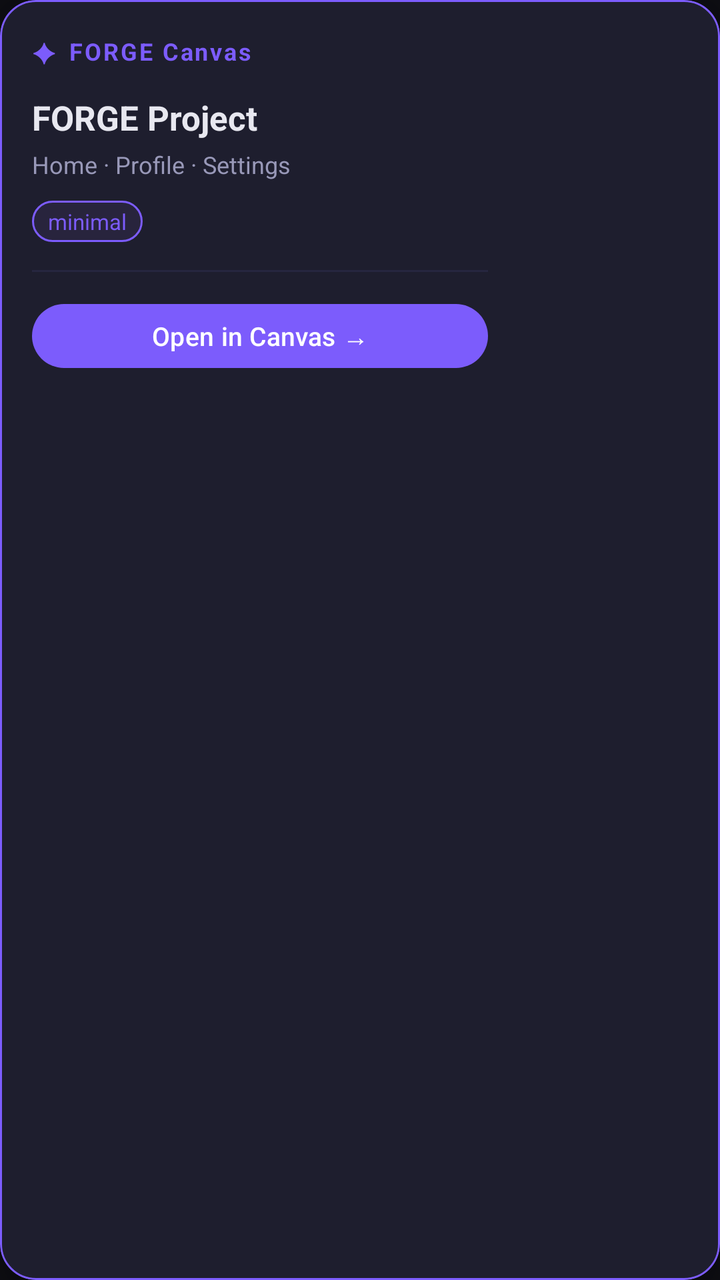
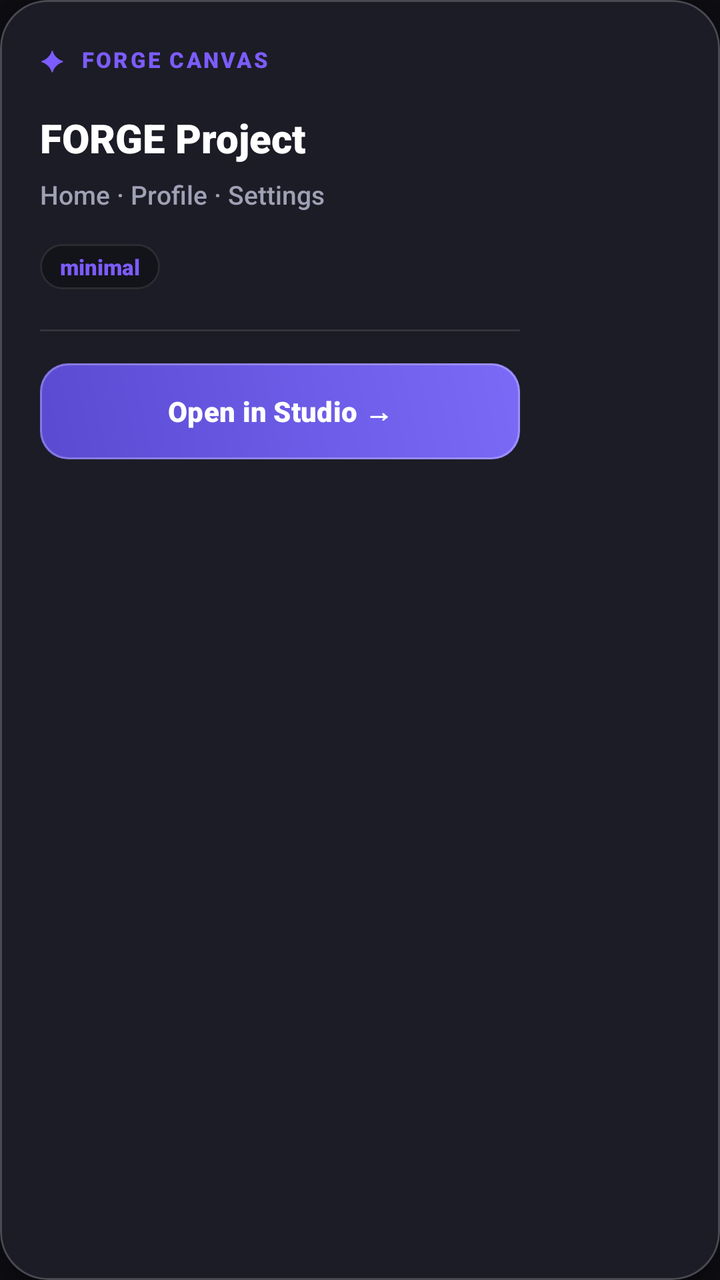

An Android layout rendered at two revisions. The XML below is the earlier revision; the diff shows what the commit changed to produce the second picture.
<!-- AndroidManifest.xml: application theme Theme.Forge -->
<!-- res/layout/item_message_canvas_card.xml -->
<?xml version="1.0" encoding="utf-8"?>
<com.google.android.material.card.MaterialCardView
    xmlns:android="http://schemas.android.com/apk/res/android"
    xmlns:app="http://schemas.android.com/apk/res-auto"
    android:id="@+id/canvasCard"
    android:layout_width="wrap_content"
    android:layout_height="wrap_content"
    android:layout_marginStart="12dp"
    android:layout_marginEnd="48dp"
    android:layout_marginTop="4dp"
    android:layout_marginBottom="4dp"
    app:cardCornerRadius="18dp"
    app:cardBackgroundColor="@color/forge_surface_elevated"
    app:cardElevation="6dp"
    app:strokeColor="@color/forge_primary"
    app:strokeWidth="1dp">

    <LinearLayout
        android:layout_width="wrap_content"
        android:layout_height="wrap_content"
        android:orientation="vertical"
        android:padding="16dp"
        android:minWidth="260dp">

        
        <LinearLayout
            android:layout_width="wrap_content"
            android:layout_height="wrap_content"
            android:orientation="horizontal"
            android:gravity="center_vertical"
            android:layout_marginBottom="12dp">

            <TextView
                android:layout_width="wrap_content"
                android:layout_height="wrap_content"
                android:text="✦"
                android:textColor="@color/forge_primary"
                android:textSize="14sp"
                android:layout_marginEnd="6dp" />

            <TextView
                android:layout_width="wrap_content"
                android:layout_height="wrap_content"
                android:text="FORGE Canvas"
                android:textColor="@color/forge_primary"
                android:textSize="12sp"
                android:textStyle="bold"
                android:letterSpacing="0.08" />

        </LinearLayout>

        
        <TextView
            android:id="@+id/tvProjectName"
            android:layout_width="wrap_content"
            android:layout_height="wrap_content"
            android:textColor="@color/forge_on_surface"
            android:textSize="17sp"
            android:textStyle="bold"
            android:layout_marginBottom="4dp"
            android:text="FORGE Project" />

        
        <TextView
            android:id="@+id/tvScreensList"
            android:layout_width="wrap_content"
            android:layout_height="wrap_content"
            android:textColor="@color/forge_on_surface_variant"
            android:textSize="12sp"
            android:maxLines="2"
            android:ellipsize="end"
            android:layout_marginBottom="10dp"
            android:text="Home · Profile · Settings" />

        
        <LinearLayout
            android:layout_width="wrap_content"
            android:layout_height="wrap_content"
            android:orientation="horizontal"
            android:layout_marginBottom="14dp">

            <TextView
                android:id="@+id/tvCanvasPrompt"
                android:layout_width="wrap_content"
                android:layout_height="wrap_content"
                android:background="@drawable/bg_chip"
                android:paddingStart="8dp"
                android:paddingEnd="8dp"
                android:paddingTop="3dp"
                android:paddingBottom="3dp"
                android:textColor="@color/forge_primary"
                android:textSize="11sp"
                android:text="minimal" />

        </LinearLayout>

        
        <View
            android:layout_width="match_parent"
            android:layout_height="1dp"
            android:background="@color/forge_outline_variant"
            android:layout_marginBottom="12dp" />

        
        <com.google.android.material.button.MaterialButton
            android:id="@+id/btnOpenCanvas"
            android:layout_width="match_parent"
            android:layout_height="40dp"
            android:text="Open in Canvas →"
            android:textSize="13sp"
            app:cornerRadius="20dp"
            app:backgroundTint="@color/forge_primary" />

    </LinearLayout>

</com.google.android.material.card.MaterialCardView>
<!-- resources referenced by this layout -->
<resources>
  <color name="forge_on_surface">#E8E8F0</color>
  <color name="forge_on_surface_variant">#9898B8</color>
  <color name="forge_outline_variant">#262640</color>
  <color name="forge_primary">#7C5CFC</color>
  <color name="forge_surface_elevated">#1E1E2E</color>
  <!-- drawable bg_chip (drawable) -->
  <?xml version="1.0" encoding="utf-8"?>
  <shape xmlns:android="http://schemas.android.com/apk/res/android"
      android:shape="rectangle">
      <corners android:radius="12dp" />
      <stroke
          android:width="1dp"
          android:color="@color/forge_primary" />
      <solid android:color="#1A7C5CBF" />
  </shape>
  <style name="Theme.Forge" parent="Base.Theme.Forge" />
  <color name="forge_on_primary">#FFFFFF</color>
  <color name="forge_primary_dark">#5A3ED4</color>
  <color name="forge_primary_variant">#9D80FF</color>
  <color name="forge_secondary">#00D4AA</color>
  <color name="forge_on_secondary">#001A14</color>
  <color name="forge_background">#0D0D12</color>
  <color name="forge_surface">#13131A</color>
  <color name="forge_surface_variant">#1C1C27</color>
  <color name="forge_surface_container">#242433</color>
  <color name="forge_outline">#3D3D5C</color>
  <color name="forge_error">#FF5C6A</color>
  <color name="forge_error_container">#3D0A0F</color>
  <color name="forge_on_error">#FFFFFF</color>
  <style name="TextAppearance.Forge.Label.Large" parent="TextAppearance.Material3.LabelLarge">
          <item name="android:textSize">14sp</item>
          <item name="android:letterSpacing">0.007</item>
          <item name="android:textColor">@color/forge_on_surface_variant</item>
      </style>
  <style name="TextAppearance.Forge.Label.Medium" parent="TextAppearance.Material3.LabelMedium">
          <item name="android:textSize">12sp</item>
          <item name="android:letterSpacing">0.042</item>
          <item name="android:textColor">@color/forge_on_surface_variant</item>
      </style>
  <style name="TextAppearance.Forge.Label.Small" parent="TextAppearance.Material3.LabelSmall">
          <item name="android:textSize">11sp</item>
          <item name="android:letterSpacing">0.045</item>
          <item name="android:textColor">@color/forge_on_surface_variant</item>
      </style>
  <style name="ShapeAppearance.Forge.Small" parent="ShapeAppearance.Material3.SmallComponent">
          <item name="cornerSize">@dimen/corner_radius_sm</item>
      </style>
  <style name="ShapeAppearance.Forge.Medium" parent="ShapeAppearance.Material3.MediumComponent">
          <item name="cornerSize">@dimen/corner_radius_md</item>
      </style>
  <style name="ShapeAppearance.Forge.Large" parent="ShapeAppearance.Material3.LargeComponent">
          <item name="cornerSize">@dimen/corner_radius_lg</item>
      </style>
  <color name="forge_on_background">#F0F0F8</color>
  <dimen name="corner_radius_sm">8dp</dimen>
  <dimen name="corner_radius_md">12dp</dimen>
  <dimen name="corner_radius_lg">16dp</dimen>
  <!-- unchanged entries left out for length: 13 -->
</resources>

<!-- the commit's change to res/layout/item_message_canvas_card.xml (unified diff, before → after) -->
@@ -6,21 +6,22 @@
     android:layout_width="wrap_content"
     android:layout_height="wrap_content"
     android:layout_marginStart="12dp"
-    android:layout_marginEnd="48dp"
-    android:layout_marginTop="4dp"
-    android:layout_marginBottom="4dp"
-    app:cardCornerRadius="18dp"
-    app:cardBackgroundColor="@color/forge_surface_elevated"
-    app:cardElevation="6dp"
-    app:strokeColor="@color/forge_primary"
+    android:layout_marginEnd="64dp"
+    android:layout_marginTop="8dp"
+    android:layout_marginBottom="8dp"
+    android:transitionName="canvas_handoff"
+    app:cardCornerRadius="24dp"
+    app:cardBackgroundColor="#1C1C26"
+    app:cardElevation="8dp"
+    app:strokeColor="#33FFFFFF"
     app:strokeWidth="1dp">
 
     <LinearLayout
         android:layout_width="wrap_content"
         android:layout_height="wrap_content"
         android:orientation="vertical"
-        android:padding="16dp"
-        android:minWidth="260dp">
+        android:padding="20dp"
+        android:minWidth="280dp">
 
         
         <LinearLayout
@@ -28,7 +29,7 @@
             android:layout_height="wrap_content"
             android:orientation="horizontal"
             android:gravity="center_vertical"
-            android:layout_marginBottom="12dp">
+            android:layout_marginBottom="16dp">
 
             <TextView
                 android:layout_width="wrap_content"
@@ -36,16 +37,17 @@
                 android:text="✦"
                 android:textColor="@color/forge_primary"
                 android:textSize="14sp"
-                android:layout_marginEnd="6dp" />
+                android:layout_marginEnd="8dp" />
 
             <TextView
                 android:layout_width="wrap_content"
                 android:layout_height="wrap_content"
-                android:text="FORGE Canvas"
+                android:text="FORGE CANVAS"
                 android:textColor="@color/forge_primary"
-                android:textSize="12sp"
-                android:textStyle="bold"
-                android:letterSpacing="0.08" />
+                android:textSize="11sp"
+                android:fontFamily="sans-serif-black"
+                android:letterSpacing="0.1"
+                android:textAllCaps="true" />
 
         </LinearLayout>
 
@@ -54,10 +56,10 @@
             android:id="@+id/tvProjectName"
             android:layout_width="wrap_content"
             android:layout_height="wrap_content"
-            android:textColor="@color/forge_on_surface"
-            android:textSize="17sp"
-            android:textStyle="bold"
-            android:layout_marginBottom="4dp"
+            android:textColor="#FFFFFF"
+            android:textSize="20sp"
+            android:fontFamily="sans-serif-black"
+            android:layout_marginBottom="6dp"
             android:text="FORGE Project" />
 
         
@@ -65,11 +67,12 @@
             android:id="@+id/tvScreensList"
             android:layout_width="wrap_content"
             android:layout_height="wrap_content"
-            android:textColor="@color/forge_on_surface_variant"
-            android:textSize="12sp"
+            android:textColor="#A0A0B5"
+            android:textSize="13sp"
+            android:fontFamily="sans-serif-medium"
             android:maxLines="2"
             android:ellipsize="end"
-            android:layout_marginBottom="10dp"
+            android:layout_marginBottom="16dp"
             android:text="Home · Profile · Settings" />
 
         
@@ -77,19 +80,18 @@
             android:layout_width="wrap_content"
             android:layout_height="wrap_content"
             android:orientation="horizontal"
-            android:layout_marginBottom="14dp">
+            android:layout_marginBottom="20dp">
 
             <TextView
                 android:id="@+id/tvCanvasPrompt"
                 android:layout_width="wrap_content"
                 android:layout_height="wrap_content"
-                android:background="@drawable/bg_chip"
-                android:paddingStart="8dp"
-                android:paddingEnd="8dp"
-                android:paddingTop="3dp"
-                android:paddingBottom="3dp"
+                android:background="@drawable/bg_glass_card"
+                android:paddingHorizontal="10dp"
+                android:paddingVertical="4dp"
                 android:textColor="@color/forge_primary"
                 android:textSize="11sp"
+                android:fontFamily="sans-serif-black"
                 android:text="minimal" />
 
         </LinearLayout>
@@ -98,18 +100,24 @@
         <View
             android:layout_width="match_parent"
             android:layout_height="1dp"
-            android:background="@color/forge_outline_variant"
-            android:layout_marginBottom="12dp" />
+            android:background="#1AFFFFFF"
+            android:layout_marginBottom="16dp" />
 
         
         <com.google.android.material.button.MaterialButton
             android:id="@+id/btnOpenCanvas"
             android:layout_width="match_parent"
-            android:layout_height="40dp"
-            android:text="Open in Canvas →"
-            android:textSize="13sp"
-            app:cornerRadius="20dp"
-            app:backgroundTint="@color/forge_primary" />
+            android:layout_height="48dp"
+            android:text="Open in Studio →"
+            android:textColor="#FFFFFF"
+            android:textSize="14sp"
+            android:fontFamily="sans-serif-black"
+            android:textAllCaps="false"
+            android:insetTop="0dp"
+            android:insetBottom="0dp"
+            app:cornerRadius="14dp"
+            android:background="@drawable/bg_button_premium"
+            app:backgroundTint="@null" />
 
     </LinearLayout>
 
<!-- resource entries referenced after the edit -->
@@ -4,17 +4,47 @@
   <color name="forge_on_surface_variant">#9898B8</color>
   <color name="forge_outline_variant">#262640</color>
   <color name="forge_primary">#7C5CFC</color>
+  <!-- drawable bg_button_premium (drawable) -->
+  <?xml version="1.0" encoding="utf-8"?>
+  <layer-list xmlns:android="http://schemas.android.com/apk/res/android">
+      <item>
+          <shape android:shape="rectangle">
+              <corners android:radius="14dp" />
+              <gradient
+                  android:angle="45"
+                  android:endColor="#7B6AF7"
+                  android:startColor="#5A4AD1" />
+          </shape>
+      </item>
+      <item>
+          <shape android:shape="rectangle">
+              <corners android:radius="14dp" />
+              <stroke
+                  android:width="1dp"
+                  android:color="#40FFFFFF" />
+          </shape>
+      </item>
+  </layer-list>
+  <!-- drawable bg_glass_card (drawable) -->
+  <?xml version="1.0" encoding="utf-8"?>
+  <layer-list xmlns:android="http://schemas.android.com/apk/res/android">
+      
+      <item>
+          <shape android:shape="rectangle">
+              <solid android:color="#F213131A" />
+              <corners android:radius="16dp" />
+          </shape>
+      </item>
+      
+      
+      <item>
+          <shape android:shape="rectangle">
+              <corners android:radius="16dp" />
+              <stroke android:width="1dp" android:color="#1AFFFFFF" />
+          </shape>
+      </item>
+  </layer-list>
   <color name="forge_surface_elevated">#1E1E2E</color>
-  <!-- drawable bg_chip (drawable) -->
-  <?xml version="1.0" encoding="utf-8"?>
-  <shape xmlns:android="http://schemas.android.com/apk/res/android"
-      android:shape="rectangle">
-      <corners android:radius="12dp" />
-      <stroke
-          android:width="1dp"
-          android:color="@color/forge_primary" />
-      <solid android:color="#1A7C5CBF" />
-  </shape>
   <style name="Theme.Forge" parent="Base.Theme.Forge" />
   <color name="forge_on_primary">#FFFFFF</color>
   <color name="forge_primary_dark">#5A3ED4</color>
